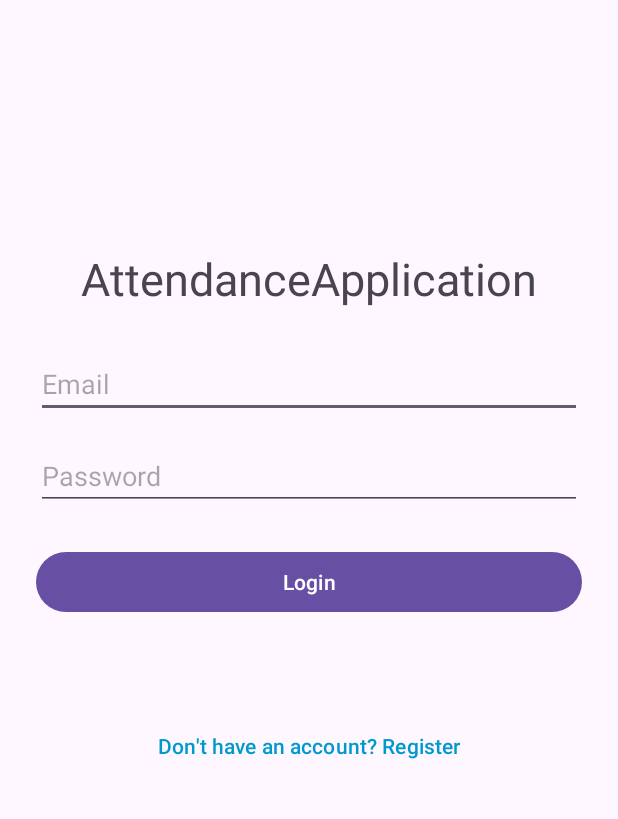
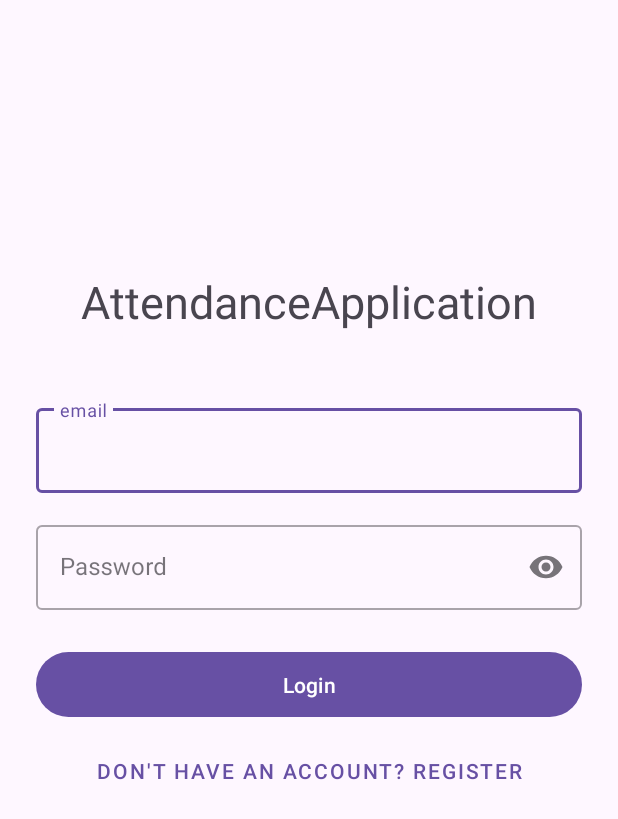
Before and after one commit to mycoding5555/AttendanceApp, an Android app: the LoginActivity screen opened directly, with no data from a screen before it, on a phone screen of 412 x 824 dp. Shown: the top 819 px of the screen. Run offline under Robolectric (Android 15) with nearby library versions, the phone set to English and light mode, and no system bars.

Commit message:
#Done for fetch data from db

```diff
--- /dev/null
+++ b/app/src/main/java/com/example/attendanceapp/AuthModels/LoginRequest.kt
@@ -0,0 +1,3 @@
+package com.example.attendanceapp.AuthModels
+
+data class LoginRequest(val email: String, val password: String)
--- /dev/null
+++ b/app/src/main/java/com/example/attendanceapp/AuthModels/RegisterRequest.kt
@@ -0,0 +1,5 @@
+package com.example.attendanceapp.AuthModels
+
+
+
+data class RegisterRequest(val name:String , val email:String, val password: String)
--- a/app/src/main/java/com/example/attendanceapp/LoginActivity.kt
+++ b/app/src/main/java/com/example/attendanceapp/LoginActivity.kt
@@ -2,36 +2,67 @@ package com.example.attendanceapp
 
 import android.content.Intent
 import android.os.Bundle
-import androidx.activity.enableEdgeToEdge
+import android.widget.Button
+import android.widget.EditText
+import android.widget.ProgressBar
+import android.widget.TextView
+import androidx.activity.viewModels
 import androidx.appcompat.app.AppCompatActivity
-import androidx.core.view.ViewCompat
-import androidx.core.view.WindowInsetsCompat
-import android.widget.Button
+import androidx.lifecycle.lifecycleScope
+import kotlinx.coroutines.flow.collectLatest
+import kotlinx.coroutines.launch
+import com.example.attendanceapp.R
+import com.example.attendanceapp.ViewModel.LoginState
+import com.example.attendanceapp.ViewModel.LoginViewModel
+import com.example.attendanceapp.AuthModels.User
+
 
 class LoginActivity : AppCompatActivity() {
+
+    private val viewModel: LoginViewModel by viewModels()
+
     override fun onCreate(savedInstanceState: Bundle?) {
         super.onCreate(savedInstanceState)
-        enableEdgeToEdge()
-        setContentView(R.layout.activity_login)
+        setContentView(R.layout.activity_login) // create a layout with ids below
 
-        ViewCompat.setOnApplyWindowInsetsListener(findViewById(R.id.main)) { v, insets ->
-            val systemBars = insets.getInsets(WindowInsetsCompat.Type.systemBars())
-            v.setPadding(systemBars.left, systemBars.top, systemBars.right, systemBars.bottom)
-            insets
+        val emailInput = findViewById<EditText>(R.id.email)
+        val passwordInput = findViewById<EditText>(R.id.password)
+        val loginButton = findViewById<Button>(R.id.btnLogin)
+        val statusText = findViewById<TextView>(R.id.sms_show)
+        val progress = findViewById<ProgressBar>(R.id.progressBar)
+
+        loginButton.setOnClickListener {
+            val e = emailInput.text.toString().trim()
+            val p = passwordInput.text.toString()
+            viewModel.login(e, p)
         }
 
-        val btnGoToRegister = findViewById<Button>(R.id.goto_login)
-        btnGoToRegister.setOnClickListener {
-            val intent = Intent(this, RegisterActivity::class.java)
-            startActivity(intent)
+        lifecycleScope.launch {
+            viewModel.state.collectLatest { state ->
+                when (state) {
+                    is LoginState.Idle -> {
+                        progress.visibility = ProgressBar.INVISIBLE
+                        statusText.text = ""
+                    }
+                    is LoginState.Loading -> {
+                        progress.visibility = ProgressBar.VISIBLE
+                        statusText.text = "Logging in..."
+                    }
+                    is LoginState.Success -> {
+                        progress.visibility = ProgressBar.INVISIBLE
+                        statusText.text = "Logged in successfully"
+                        val user = state.user.user
+                        val intent = Intent(this@LoginActivity, DashboardActivity::class.java)
+                        startActivity(intent)
+                        finish()
+
+                    }
+                    is LoginState.Error -> {
+                        progress.visibility = ProgressBar.INVISIBLE
+                        statusText.text = state.message
+                    }
+                }
+            }
         }
-
-        findViewById<Button>(R.id.btnLogin).setOnClickListener {
-            val intent = Intent(this, DashboardActivity::class.java)
-            startActivity(intent)
-            finish()
-        }
-
-
     }
 }
--- /dev/null
+++ b/app/src/main/java/com/example/attendanceapp/Repository/AuthRepository.kt
@@ -0,0 +1,14 @@
+package com.example.attendanceapp.Repository
+
+import retrofit2.Response
+import com.example.attendanceapp.AuthModels.LoginRequest
+import com.example.attendanceapp.AuthModels.UserResponse
+import com.example.attendanceapp.network.ApiClient
+import com.example.attendanceapp.network.ApiService
+
+class AuthRepository(private val api: ApiService = ApiClient.apiService) {
+    suspend fun login(email: String, password: String): Response<UserResponse> {
+        val req = LoginRequest(email = email, password = password)
+        return api.login(req)
+    }
+}
--- /dev/null
+++ b/app/src/main/java/com/example/attendanceapp/network/ApiClient.kt
@@ -0,0 +1,34 @@
+package com.example.attendanceapp.network
+
+import okhttp3.OkHttpClient
+import okhttp3.logging.HttpLoggingInterceptor
+import retrofit2.Retrofit
+import retrofit2.converter.gson.GsonConverterFactory
+
+object ApiClient {
+
+    // IMPORTANT: Replace with your actual base URL
+    private const val BASE_URL = "http://10.0.2.2:8080/"
+
+    // Create a logging interceptor to see request and response logs
+    private val loggingInterceptor = HttpLoggingInterceptor().apply {
+        level = HttpLoggingInterceptor.Level.BODY
+    }
+
+    // Create an OkHttpClient and add the logging interceptor
+    private val httpClient = OkHttpClient.Builder()
+        .addInterceptor(loggingInterceptor)
+        .build()
+
+    // Create the Retrofit instance
+    private val retrofit: Retrofit = Retrofit.Builder()
+        .baseUrl(BASE_URL)
+        .client(httpClient)
+        .addConverterFactory(GsonConverterFactory.create())
+        .build()
+
+    // Create the ApiService instance from the Retrofit instance
+    val apiService: ApiService by lazy {
+        retrofit.create(ApiService::class.java)
+    }
+}
--- /dev/null
+++ b/app/src/main/java/com/example/attendanceapp/network/ApiService.kt
@@ -0,0 +1,19 @@
+package com.example.attendanceapp.network
+
+import retrofit2.Response
+import retrofit2.http.Body
+import retrofit2.http.POST
+import com.example.attendanceapp.AuthModels.LoginRequest
+import com.example.attendanceapp.AuthModels.UserResponse
+import com.example.attendanceapp.AuthModels.RegisterRequest
+
+interface ApiService {
+
+
+    @POST("auth/register")
+    suspend fun register(@Body registerRequest: RegisterRequest): Response<UserResponse>
+
+    @POST("auth/login") // The relative path to your login endpoint
+    suspend fun login(@Body request: LoginRequest): Response<UserResponse>
+
+}
--- /dev/null
+++ b/app/src/main/new.xml
@@ -0,0 +1,6 @@
+<?xml version="1.0" encoding="utf-8"?>
+<network-security-config>
+    <domain-config cleartextTrafficPermitted="true">
+        <domain includeSubdomains="true">10.0.2.2</domain>
+    </domain-config>
+</network-security-config>
--- a/app/src/main/res/layout/activity_login.xml
+++ b/app/src/main/res/layout/activity_login.xml
@@ -7,71 +7,111 @@
     android:layout_height="match_parent"
     tools:context=".LoginActivity">
 
-
-    <EditText
-        android:id="@+id/email"
-        android:layout_width="0dp"
-        android:layout_height="wrap_content"
-        android:layout_marginStart="24dp"
-        android:layout_marginEnd="24dp"
-        android:hint="Email"
-        android:inputType="textEmailAddress"
-        app:layout_constraintBottom_toBottomOf="parent"
-        app:layout_constraintEnd_toEndOf="parent"
-        app:layout_constraintStart_toStartOf="parent"
-        app:layout_constraintTop_toTopOf="parent"
-        app:layout_constraintVertical_bias="0.3" />
-
-    <EditText
-        android:id="@+id/password"
-        android:layout_width="0dp"
-        android:layout_height="wrap_content"
-        android:layout_marginTop="16dp"
-        android:hint="Password"
-        android:inputType="textPassword"
-        app:layout_constraintEnd_toEndOf="@+id/email"
-        app:layout_constraintStart_toStartOf="@+id/email"
-        app:layout_constraintTop_toBottomOf="@+id/email" />
-
-    <Button
-        android:id="@+id/btnLogin"
-        android:layout_width="0dp"
-        android:layout_height="wrap_content"
-        android:layout_marginTop="24dp"
-        android:text="Login"
-        app:layout_constraintEnd_toEndOf="@+id/password"
-        app:layout_constraintStart_toStartOf="@+id/password"
-        app:layout_constraintTop_toBottomOf="@+id/password" />
-
-
-
     <TextView
         android:id="@+id/textView"
         android:layout_width="wrap_content"
         android:layout_height="wrap_content"
         android:text="@string/app_name"
-        android:textSize="30dp"
+        android:textSize="30sp"
+        app:layout_constraintBottom_toTopOf="@+id/email_layout"
+        app:layout_constraintEnd_toEndOf="parent"
+        app:layout_constraintStart_toStartOf="parent"
+        app:layout_constraintTop_toTopOf="parent"
+        app:layout_constraintVertical_bias="0.8" />
+
+    <!-- Email Input -->
+    <com.google.android.material.textfield.TextInputLayout
+        android:id="@+id/email_layout"
+        style="@style/Widget.MaterialComponents.TextInputLayout.OutlinedBox"
+        android:layout_width="0dp"
+        android:layout_height="wrap_content"
+        android:layout_marginStart="24dp"
+        android:layout_marginEnd="24dp"
+        android:hint="@string/email"
         app:layout_constraintBottom_toBottomOf="parent"
         app:layout_constraintEnd_toEndOf="parent"
         app:layout_constraintStart_toStartOf="parent"
         app:layout_constraintTop_toTopOf="parent"
-        app:layout_constraintVertical_bias="0.211"
+        app:layout_constraintVertical_bias="0.35">
+
+        <com.google.android.material.textfield.TextInputEditText
+            android:id="@+id/email"
+            android:layout_width="match_parent"
+            android:layout_height="wrap_content"
+            android:inputType="textEmailAddress" />
+
+    </com.google.android.material.textfield.TextInputLayout>
+
+    <!-- Password Input -->
+    <com.google.android.material.textfield.TextInputLayout
+        android:id="@+id/password_layout"
+        style="@style/Widget.MaterialComponents.TextInputLayout.OutlinedBox"
+        android:layout_width="0dp"
+        android:layout_height="wrap_content"
+        android:layout_marginTop="16dp"
+        android:hint="@string/password"
+        app:endIconMode="password_toggle"
+        app:layout_constraintEnd_toEndOf="@+id/email_layout"
+        app:layout_constraintStart_toStartOf="@+id/email_layout"
+        app:layout_constraintTop_toBottomOf="@+id/email_layout">
+
+        <com.google.android.material.textfield.TextInputEditText
+            android:id="@+id/password"
+            android:layout_width="match_parent"
+            android:layout_height="wrap_content"
+            android:inputType="textPassword" />
+
+    </com.google.android.material.textfield.TextInputLayout>
+
+    <!-- Login Button -->
+    <com.google.android.material.button.MaterialButton
+        android:id="@+id/btnLogin"
+        android:layout_width="0dp"
+        android:layout_height="wrap_content"
+        android:layout_marginTop="24dp"
+        android:paddingTop="12dp"
+        android:paddingBottom="12dp"
+        android:text="@string/login"
+        app:layout_constraintEnd_toEndOf="@+id/password_layout"
+        app:layout_constraintStart_toStartOf="@+id/password_layout"
+        app:layout_constraintTop_toBottomOf="@+id/password_layout" />
+
+    <!-- Go to Register Button -->
+    <com.google.android.material.button.MaterialButton
+        android:id="@+id/goto_register_button"
+        style="@style/Widget.MaterialComponents.Button.TextButton"
+        android:layout_width="wrap_content"
+        android:layout_height="wrap_content"
+        android:layout_marginTop="8dp"
+        android:text="@string/goto_register"
+        app:layout_constraintEnd_toEndOf="@+id/btnLogin"
+        app:layout_constraintStart_toStartOf="@+id/btnLogin"
+        app:layout_constraintTop_toBottomOf="@+id/btnLogin" />
+
+    <ProgressBar
+        android:id="@+id/progressBar"
+        android:layout_width="wrap_content"
+        android:layout_height="wrap_content"
+        android:visibility="gone"
+        app:layout_constraintBottom_toBottomOf="parent"
+        app:layout_constraintEnd_toEndOf="parent"
+        app:layout_constraintHorizontal_bias="0.498"
+        app:layout_constraintStart_toStartOf="parent"
+        app:layout_constraintTop_toBottomOf="@+id/goto_register_button"
+        app:layout_constraintVertical_bias="0.264"
+        tools:visibility="visible" />
+
+    <TextView
+        android:id="@+id/sms_show"
+        android:layout_width="wrap_content"
+        android:layout_height="wrap_content"
+        android:text="Login Status"
+        app:layout_constraintBottom_toBottomOf="parent"
+        app:layout_constraintEnd_toEndOf="parent"
+        app:layout_constraintHorizontal_bias="0.498"
+        app:layout_constraintStart_toStartOf="parent"
+        app:layout_constraintTop_toTopOf="parent"
+        app:layout_constraintVertical_bias="0.869"
         tools:ignore="MissingConstraints" />
 
-    <com.google.android.material.button.MaterialButton
-        android:id="@+id/goto_login"
-        android:layout_width="wrap_content"
-        android:layout_height="wrap_content"
-        android:background="?android:attr/selectableItemBackground"
-        android:clickable="true"
-        android:focusable="true"
-        android:text="@string/goto_register"
-        android:textColor="@android:color/holo_blue_dark"
-        app:layout_constraintBottom_toBottomOf="parent"
-        app:layout_constraintEnd_toEndOf="parent"
-        app:layout_constraintStart_toStartOf="parent"
-        app:layout_constraintTop_toTopOf="parent"
-        app:layout_constraintVertical_bias="0.61" />
-
-
 </androidx.constraintlayout.widget.ConstraintLayout>
--- a/app/src/main/res/values/strings.xml
+++ b/app/src/main/res/values/strings.xml
@@ -14,4 +14,7 @@
     <string name="menu_home">Home</string>
     <string name="menu_gallery">Gallery</string>
     <string name="menu_slideshow">Slideshow</string>
+    <string name="email">email</string>
+    <string name="password">Password</string>
+    <string name="login">Login</string>
 </resources>
--- /dev/null
+++ b/app/src/main/res/xml/network_security_config.xml
@@ -0,0 +1,6 @@
+<?xml version="1.0" encoding="utf-8"?>
+<network-security-config>
+    <domain-config cleartextTrafficPermitted="true">
+        <domain includeSubdomains="true">10.0.2.2</domain>
+    </domain-config>
+</network-security-config>
```
Also changed, not shown: app/build.gradle.kts (+9 -0 lines), app/src/main/AndroidManifest.xml (+7 -2 lines), app/src/main/java/com/example/attendanceapp/AuthModels/User.kt (added, +8 -0 lines), app/src/main/java/com/example/attendanceapp/AuthModels/UserResponse.kt (added, +7 -0 lines), app/src/main/java/com/example/attendanceapp/ViewModel/LoginViewModel.kt (added, +46 -0 lines).
